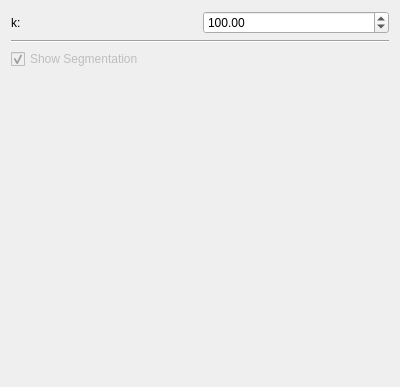
First picture: the form in code_revision/src/lib/visualization/SegmentationControl.ui, repository jmaye/curb-detection, before the edit.
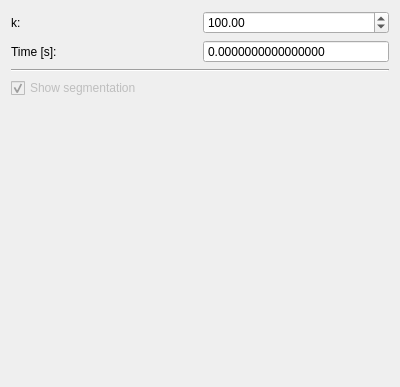
Second picture: the form after the edit.

What changed in the file:
```diff
--- a/code_revision/src/lib/visualization/SegmentationControl.ui
+++ b/code_revision/src/lib/visualization/SegmentationControl.ui
@@ -33,6 +33,29 @@
        </property>
       </widget>
      </item>
+     <item row="1" column="0">
+      <widget class="QLabel" name="timeLabel">
+       <property name="text">
+        <string>Time [s]:</string>
+       </property>
+      </widget>
+     </item>
+     <item row="1" column="1">
+      <widget class="QDoubleSpinBox" name="timeSpinBox">
+       <property name="readOnly">
+        <bool>true</bool>
+       </property>
+       <property name="buttonSymbols">
+        <enum>QAbstractSpinBox::NoButtons</enum>
+       </property>
+       <property name="decimals">
+        <number>16</number>
+       </property>
+       <property name="maximum">
+        <double>1000000.000000000000000</double>
+       </property>
+      </widget>
+     </item>
     </layout>
    </item>
    <item>
@@ -50,7 +73,7 @@
         <bool>false</bool>
        </property>
        <property name="text">
-        <string>Show Segmentation</string>
+        <string>Show segmentation</string>
        </property>
        <property name="checked">
         <bool>true</bool>
```
